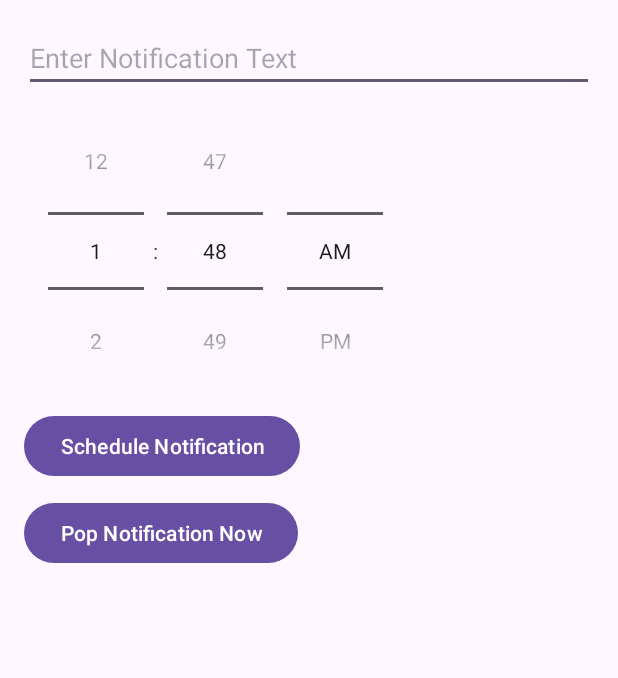
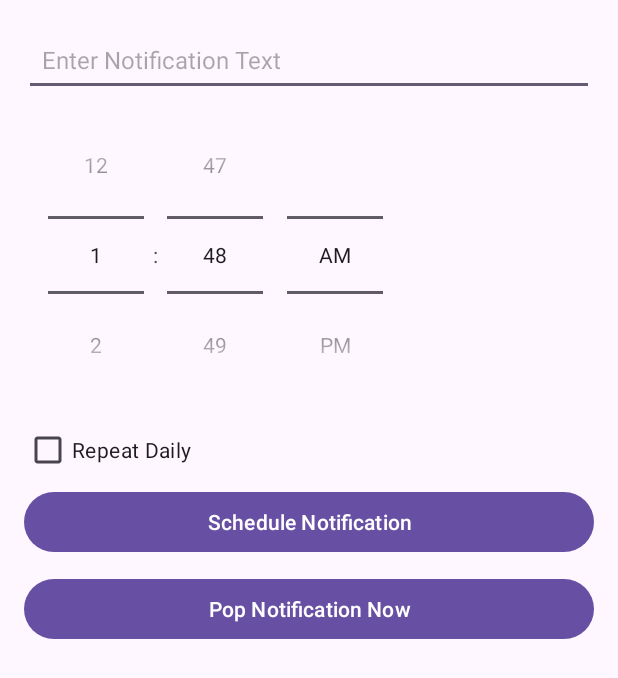
Before and after one commit to ClugerLoki/Android-Lab, an Android app: the NotificationSchedulerActivity screen opened directly, with no data from a screen before it, on a phone screen of 412 x 824 dp. Shown: the top 678 px of the screen. Run offline under Robolectric (Android 15) with nearby library versions, the phone set to English and light mode, and no system bars.

Commit message:
initial 1st commit

```diff
--- a/app/src/main/res/layout/activity_notification_scheduler.xml
+++ b/app/src/main/res/layout/activity_notification_scheduler.xml
@@ -7,7 +7,10 @@
     <EditText
         android:id="@+id/etMessage"
         android:layout_width="match_parent"
-        android:layout_height="wrap_content"
+        android:layout_height="48dp"
+        android:minHeight="48dp"
+        android:padding="12dp"
+        android:textSize="16sp"
         android:hint="Enter Notification Text" />
 
     <TimePicker
@@ -16,16 +19,25 @@
         android:layout_height="wrap_content"
         android:timePickerMode="spinner" />
 
+    <CheckBox
+        android:id="@+id/cbRepeatDaily"
+        android:layout_width="wrap_content"
+        android:layout_height="wrap_content"
+        android:text="Repeat Daily" />
+
     <Button
         android:id="@+id/btnSchedule"
-        android:layout_width="wrap_content"
-        android:layout_height="wrap_content"
+        android:layout_width="match_parent"
+        android:layout_height="48dp"
+        android:minHeight="48dp"
         android:text="Schedule Notification" />
 
     <Button
         android:id="@+id/btnPopNow"
-        android:layout_width="wrap_content"
-        android:layout_height="wrap_content"
+        android:layout_width="match_parent"
+        android:layout_height="48dp"
+        android:minHeight="48dp"
         android:text="Pop Notification Now"
         android:layout_marginTop="10dp"/>
+
 </LinearLayout>
```
Also changed, not shown: app/src/main/java/com/example/fitbit/NotificationSchedulerActivity.java (+29 -18 lines).
